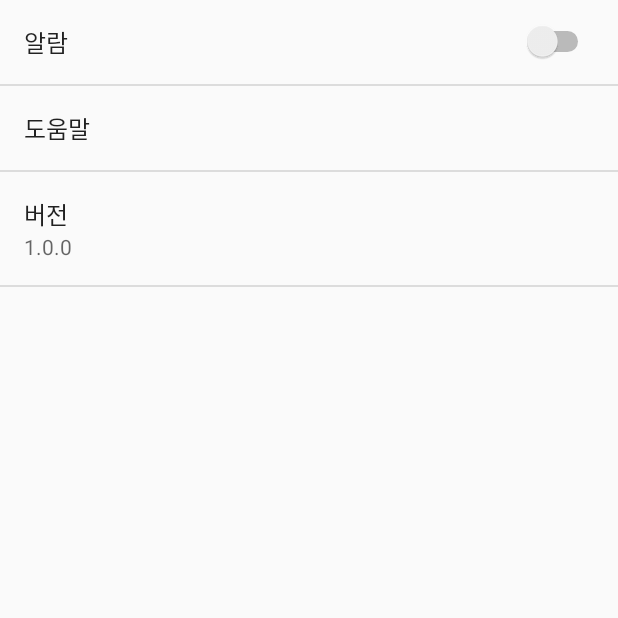
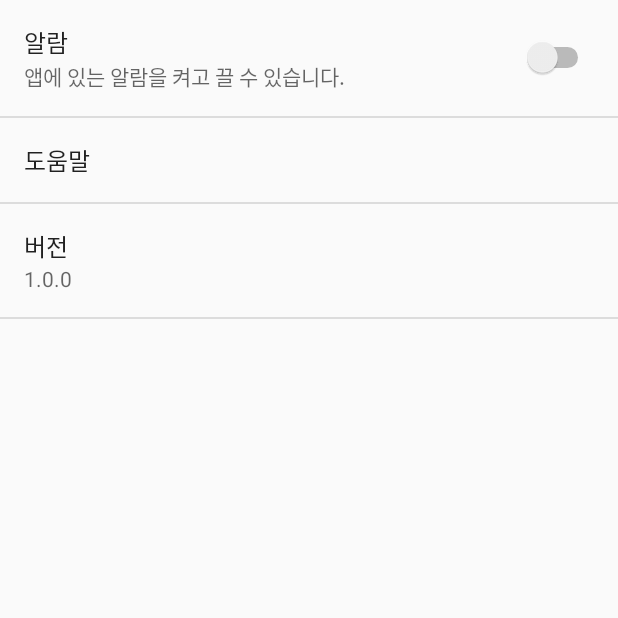
Before and after one commit to Hoonhooney/Cafejabi, an Android app: the SettingsActivity screen opened directly, with no data from a screen before it, on a phone screen of 412 x 824 dp, the top half of it. Run offline under Robolectric (Android 15) with nearby library versions, the phone set to English and light mode, and no system bars.

Commit message:
Update settings_preferences.xml

```diff
--- a/app/src/main/res/xml/settings_preferences.xml
+++ b/app/src/main/res/xml/settings_preferences.xml
@@ -3,6 +3,7 @@
 
     <SwitchPreference
         android:title="알람"
+        android:summary="앱에 있는 알람을 켜고 끌 수 있습니다."
         />
 
     <Preference
```
